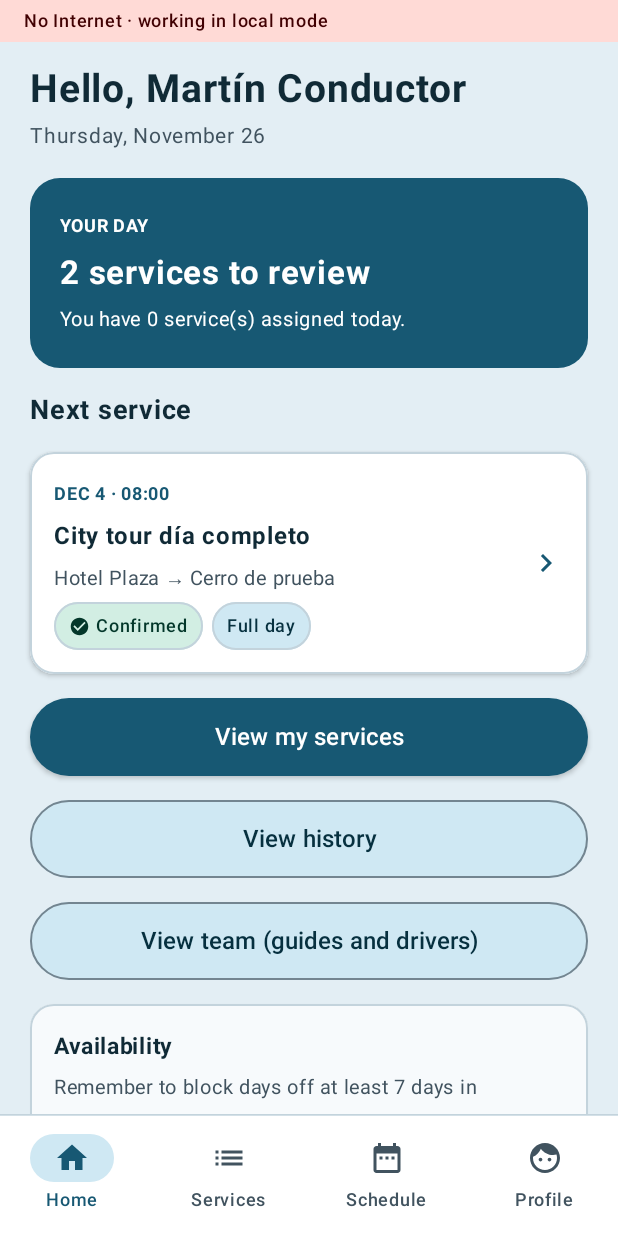
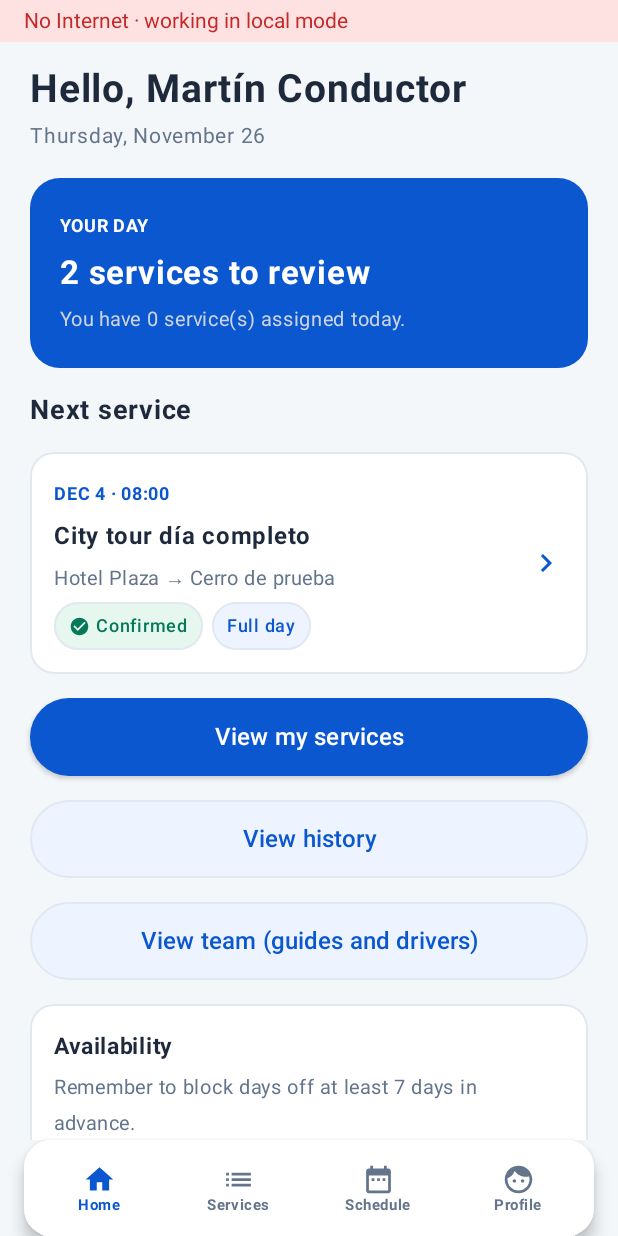
Before and after one commit to Lguille99/Proyecto-Lince, an Android app built with Jetpack Compose: the screen it shows after launch (MainActivity), after a tap on "Sign in", on a phone screen of 412 x 824 dp. Run offline under Robolectric (Android 15) with nearby library versions, the phone set to English and light mode, and no system bars; our stand-ins replace Room's generated code; 3 other taps on this screen came first.

Commit message:
feat(ui): migra Lote 1 (core y navegacion) al Design System

```diff
--- a/app/src/main/java/cl/apiavengers/lince/MainActivity.kt
+++ b/app/src/main/java/cl/apiavengers/lince/MainActivity.kt
@@ -20,9 +20,9 @@ import cl.apiavengers.lince.ui.idioma.LocalTextos
 import cl.apiavengers.lince.ui.idioma.PreferenciaIdioma
 import cl.apiavengers.lince.ui.idioma.TextosEspanol
 import cl.apiavengers.lince.ui.idioma.TextosIngles
+import cl.apiavengers.lince.ui.theme.LinceTheme
 import cl.apiavengers.lince.ui.theme.ModoTema
 import cl.apiavengers.lince.ui.theme.PreferenciaTema
-import cl.apiavengers.lince.ui.theme.TemaLince
 
 class MainActivity : ComponentActivity() {
     override fun onCreate(savedInstanceState: Bundle?) {
@@ -49,7 +49,7 @@ class MainActivity : ComponentActivity() {
                 ModoTema.OSCURO -> true
             }
             CompositionLocalProvider(LocalTextos provides textos) {
-                TemaLince(darkTheme = oscuro) {
+                LinceTheme(darkTheme = oscuro) {
                     Surface(
                         modifier = Modifier.fillMaxSize(),
                         color = MaterialTheme.colorScheme.background
--- a/app/src/main/java/cl/apiavengers/lince/ui/components/LinceCard.kt
+++ b/app/src/main/java/cl/apiavengers/lince/ui/components/LinceCard.kt
@@ -1,23 +1,27 @@
 package cl.apiavengers.lince.ui.components
 
+import androidx.compose.foundation.BorderStroke
 import androidx.compose.foundation.shape.RoundedCornerShape
 import androidx.compose.material3.Surface
 import androidx.compose.runtime.Composable
 import androidx.compose.ui.Modifier
 import androidx.compose.ui.graphics.Color
+import androidx.compose.ui.unit.dp
 import cl.apiavengers.lince.ui.theme.*
 
 @Composable
 fun LinceCard(
-  contenido: @Composable () -> Unit,
+  modifier: Modifier = Modifier,
   forma: RoundedCornerShape = FormaTarjeta,
   fondo: Color = Colores.card,
-  modifier: Modifier = Modifier
+  borde: BorderStroke? = BorderStroke(1.dp, Colores.bordeCard),
+  contenido: @Composable () -> Unit
 ) {
   Surface(
     modifier = modifier,
     color = fondo,
     shape = forma,
+    border = borde,
     content = contenido
   )
 }
--- a/app/src/main/java/cl/apiavengers/lince/ui/components/LinceFloatingBottomBar.kt
+++ b/app/src/main/java/cl/apiavengers/lince/ui/components/LinceFloatingBottomBar.kt
@@ -1,5 +1,6 @@
 package cl.apiavengers.lince.ui.components
 
+import androidx.compose.foundation.clickable
 import androidx.compose.foundation.layout.Arrangement
 import androidx.compose.foundation.layout.Column
 import androidx.compose.foundation.layout.Row
@@ -8,7 +9,6 @@ import androidx.compose.foundation.layout.height
 import androidx.compose.foundation.layout.padding
 import androidx.compose.foundation.layout.size
 import androidx.compose.material3.Icon
-import androidx.compose.material3.IconButton
 import androidx.compose.material3.Surface
 import androidx.compose.material3.Text
 import androidx.compose.runtime.Composable
@@ -32,22 +32,23 @@ fun LinceFloatingBottomBar(
       .padding(horizontal = 16.dp)
       .height(64.dp),
     color = Colores.card,
-    shape = FormaBarraFlotante
+    shape = FormaBarraFlotante,
+    shadowElevation = 6.dp
   ) {
     Row(
-      modifier = Modifier.fillMaxWidth(),
-      horizontalArrangement = Arrangement.spacedBy(4.dp)
+      modifier = Modifier.fillMaxWidth().padding(horizontal = 4.dp),
+      verticalAlignment = Alignment.CenterVertically
     ) {
       items.forEachIndexed { index, (icono, etiqueta) ->
         val activo = index == indiceSeleccionado
-        IconButton(onClick = { enSeleccionar(index) }) {
         Column(
-            modifier = Modifier.fillMaxWidth(),
-            horizontalAlignment = Alignment.CenterHorizontally
+          modifier = Modifier.weight(1f).clickable { enSeleccionar(index) }.padding(vertical = 6.dp),
+          horizontalAlignment = Alignment.CenterHorizontally,
+          verticalArrangement = Arrangement.Center
         ) {
           Icon(
             icono,
-              contentDescription = null,
+            contentDescription = etiqueta,
             tint = if (activo) Colores.primario else Colores.iconoInactivo,
             modifier = Modifier.size(22.dp)
           )
@@ -63,4 +64,3 @@ fun LinceFloatingBottomBar(
     }
   }
 }
-}
--- a/app/src/main/java/cl/apiavengers/lince/ui/components/LinceInputField.kt
+++ b/app/src/main/java/cl/apiavengers/lince/ui/components/LinceInputField.kt
@@ -2,18 +2,21 @@ package cl.apiavengers.lince.ui.components
 
 import androidx.compose.foundation.layout.fillMaxWidth
 import androidx.compose.foundation.layout.padding
+import androidx.compose.foundation.text.KeyboardActions
 import androidx.compose.foundation.text.KeyboardOptions
 import androidx.compose.material3.Icon
 import androidx.compose.material3.OutlinedTextField
 import androidx.compose.material3.OutlinedTextFieldDefaults
 import androidx.compose.material3.Text
 import androidx.compose.runtime.Composable
+import androidx.compose.runtime.LaunchedEffect
 import androidx.compose.runtime.getValue
 import androidx.compose.runtime.mutableStateOf
 import androidx.compose.runtime.remember
 import androidx.compose.runtime.setValue
 import androidx.compose.ui.Modifier
 import androidx.compose.ui.graphics.vector.ImageVector
+import androidx.compose.ui.text.input.VisualTransformation
 import androidx.compose.ui.unit.dp
 import cl.apiavengers.lince.ui.theme.*
 
@@ -27,28 +30,46 @@ fun LinceInputField(
   error: Boolean = false,
   mensajeError: String? = null,
   teclado: KeyboardOptions? = null,
+  accionesTeclado: KeyboardActions = KeyboardActions.Default,
+  transformacionVisual: VisualTransformation = VisualTransformation.None,
+  enabled: Boolean = true,
+  trailingComposable: (@Composable () -> Unit)? = null,
   modifier: Modifier = Modifier
 ) {
   var texto by remember { mutableStateOf(valor) }
+  LaunchedEffect(valor) {
+    if (valor != texto) texto = valor
+  }
   val bordeActivo = if (error) Colores.error else Colores.primario
   OutlinedTextField(
     value = texto,
     onValueChange = { texto = it; enCambioValor(it) },
+    enabled = enabled,
     label = { Text(etiqueta, style = EstiloCuerpoSecundario) },
     placeholder = { lugar?.let { Text(it, style = EstiloCuerpoSecundario) } },
     trailingIcon = {
-      iconoTrailing?.let { Icon(it, contentDescription = null, tint = Colores.primario) }
+      if (trailingComposable != null) {
+        trailingComposable()
+      } else {
+        iconoTrailing?.let { Icon(it, contentDescription = null, tint = Colores.primario) }
+      }
     },
     singleLine = true,
     textStyle = EstiloCuerpo,
+    visualTransformation = transformacionVisual,
+    keyboardActions = accionesTeclado,
     modifier = modifier.fillMaxWidth(),
     colors = OutlinedTextFieldDefaults.colors(
       focusedContainerColor = Colores.card,
       unfocusedContainerColor = Colores.card,
+      disabledContainerColor = Colores.superficieNeutra,
       focusedBorderColor = bordeActivo,
       unfocusedBorderColor = Colores.bordeInput,
+      disabledBorderColor = Colores.bordeCard,
+      errorBorderColor = Colores.error,
       focusedTextColor = Colores.textoPrincipal,
       unfocusedTextColor = Colores.textoPrincipal,
+      disabledTextColor = Colores.textoSecundario,
       focusedPlaceholderColor = Colores.textoSecundario,
       unfocusedPlaceholderColor = Colores.textoSecundario,
       focusedLeadingIconColor = Colores.primario,
--- a/app/src/main/java/cl/apiavengers/lince/ui/screens/EstadoConexion.kt
+++ b/app/src/main/java/cl/apiavengers/lince/ui/screens/EstadoConexion.kt
@@ -2,8 +2,6 @@ package cl.apiavengers.lince.ui.screens
 
 import androidx.compose.foundation.layout.fillMaxWidth
 import androidx.compose.foundation.layout.padding
-import androidx.compose.foundation.layout.statusBarsPadding
-import androidx.compose.material3.MaterialTheme
 import androidx.compose.material3.Surface
 import androidx.compose.material3.Text
 import androidx.compose.runtime.Composable
@@ -13,6 +11,8 @@ import androidx.compose.ui.unit.dp
 import androidx.lifecycle.compose.collectAsStateWithLifecycle
 import androidx.lifecycle.viewmodel.compose.viewModel
 import cl.apiavengers.lince.ui.idioma.textos
+import cl.apiavengers.lince.ui.theme.Colores
+import cl.apiavengers.lince.ui.theme.EstiloCuerpoSecundario
 import cl.apiavengers.lince.viewmodel.ConexionViewModel
 
 @Composable
@@ -22,15 +22,17 @@ fun EstadoConexion(
 ) {
     val conectado by vm.conectado.collectAsStateWithLifecycle()
     val t = textos()
-    Surface(color = if (conectado) MaterialTheme.colorScheme.secondaryContainer else MaterialTheme.colorScheme.errorContainer) {
+    val fondo = if (conectado) Colores.exitoFondo else Colores.errorFondo
+    val tinta = if (conectado) Colores.exitoTexto else Colores.error
+    Surface(color = fondo) {
         Text(
             when {
                 !conectado -> t.connectionOffline
                 modoRemoto -> t.connectionRemote
                 else -> t.connectionLocal
             },
-            modifier = Modifier.fillMaxWidth().statusBarsPadding().padding(horizontal = 16.dp, vertical = 6.dp),
-            style = MaterialTheme.typography.labelMedium
+            modifier = Modifier.fillMaxWidth().padding(horizontal = 16.dp, vertical = 6.dp),
+            style = EstiloCuerpoSecundario.copy(color = tinta)
         )
     }
 }
--- a/app/src/main/java/cl/apiavengers/lince/ui/screens/InicioUserScreen.kt
+++ b/app/src/main/java/cl/apiavengers/lince/ui/screens/InicioUserScreen.kt
@@ -7,7 +7,10 @@ import androidx.compose.foundation.shape.RoundedCornerShape
 import androidx.compose.foundation.verticalScroll
 import androidx.compose.material.icons.Icons
 import androidx.compose.material.icons.automirrored.filled.KeyboardArrowRight
+import androidx.compose.material.icons.automirrored.filled.List
 import androidx.compose.material.icons.filled.DateRange
+import androidx.compose.material.icons.filled.Face
+import androidx.compose.material.icons.filled.Home
 import androidx.compose.material3.*
 import androidx.compose.runtime.*
 import androidx.lifecycle.compose.collectAsStateWithLifecycle
@@ -21,6 +24,7 @@ import cl.apiavengers.lince.ui.components.*
 import cl.apiavengers.lince.ui.fechaCorta
 import cl.apiavengers.lince.ui.fechaLargaHoy
 import cl.apiavengers.lince.ui.idioma.textos
+import cl.apiavengers.lince.ui.theme.Colores
 import cl.apiavengers.lince.viewmodel.LinceViewModel
 
 @Composable
@@ -40,16 +44,26 @@ fun InicioUserScreen(
     val proximo = estado.servicios.sortedWith(compareBy({ it.fecha }, { it.hora })).firstOrNull()
     val deHoy = vm.serviciosDeHoy().filter { !vm.esCoordinador() }
 
+    val itemsBarra = listOf(
+        Icons.Default.Home to t.navHome,
+        Icons.AutoMirrored.Filled.List to t.navServices,
+        Icons.Default.DateRange to t.navAgenda,
+        Icons.Default.Face to t.navProfile
+    )
+
     Scaffold(
         bottomBar = {
-            BarraInferior(
-                esCoordinador = false,
-                seleccion = "Inicio",
-                onInicio = {},
-                onServicios = onNavigateToServicios,
-                onAgenda = onNavigateToAgenda,
-                onEquipo = onNavigateToEquipo,
-                onPerfil = onNavigateToPerfil
+            LinceFloatingBottomBar(
+                items = itemsBarra,
+                indiceSeleccionado = 0,
+                enSeleccionar = { indice ->
+                    when (indice) {
+                        1 -> onNavigateToServicios()
+                        2 -> onNavigateToAgenda()
+                        3 -> onNavigateToPerfil()
+                    }
+                },
+                modifier = Modifier.navigationBarsPadding()
             )
         }
     ) { innerPadding ->
@@ -72,9 +86,10 @@ fun InicioUserScreen(
                 )
             }
 
-            Card(
-                shape = RoundedCornerShape(20.dp),
-                colors = CardDefaults.cardColors(containerColor = MaterialTheme.colorScheme.primary),
+            LinceCard(
+                fondo = Colores.primario,
+                forma = RoundedCornerShape(20.dp),
+                borde = null,
                 modifier = Modifier.fillMaxWidth()
             ) {
                 Column(Modifier.padding(20.dp), verticalArrangement = Arrangement.spacedBy(6.dp)) {
@@ -82,18 +97,18 @@ fun InicioUserScreen(
                         t.homeDay,
                         fontSize = 12.sp,
                         fontWeight = FontWeight.Bold,
-                        color = MaterialTheme.colorScheme.onPrimary
+                        color = Colores.textoBlanco
                     )
                     Text(
                         t.homePending(pendientes),
                         fontSize = 22.sp,
                         fontWeight = FontWeight.Bold,
-                        color = MaterialTheme.colorScheme.onPrimary
+                        color = Colores.textoBlanco
                     )
                     Text(
                         t.homeTodayAssigned(deHoy.size),
                         fontSize = 13.sp,
-                        color = MaterialTheme.colorScheme.onPrimary
+                        color = Colores.subtitulo
                     )
                 }
             }
@@ -109,13 +124,7 @@ fun InicioUserScreen(
             if (proximo != null) {
                 TarjetaResumenServicio(proximo, onClick = { onServicioClick(proximo.id) })
             } else {
-                OutlinedCard(
-                    shape = RoundedCornerShape(16.dp),
-                    colors = CardDefaults.outlinedCardColors(
-                        containerColor = MaterialTheme.colorScheme.surfaceContainerLow
-                    ),
-                    modifier = Modifier.fillMaxWidth()
-                ) {
+                LinceCard(modifier = Modifier.fillMaxWidth()) {
                     EstadoVacio(
                         titulo = t.homeNoActive,
                         mensaje = t.homeNoActiveMessage,
@@ -130,14 +139,7 @@ fun InicioUserScreen(
             BotonSecundario(texto = t.homeViewHistory, onClick = onNavigateToHistorial)
             BotonSecundario(texto = t.homeViewTeam, onClick = onNavigateToEquipo)
 
-            OutlinedCard(
-                shape = RoundedCornerShape(16.dp),
-                colors = CardDefaults.outlinedCardColors(
-                    containerColor = MaterialTheme.colorScheme.surfaceContainerLow
-                ),
-                elevation = CardDefaults.cardElevation(defaultElevation = 1.dp),
-                modifier = Modifier.fillMaxWidth()
-            ) {
+            LinceCard(modifier = Modifier.fillMaxWidth()) {
                 Column(Modifier.padding(16.dp), verticalArrangement = Arrangement.spacedBy(4.dp)) {
                     Text(t.homeAvailability, fontSize = 15.sp, fontWeight = FontWeight.Bold)
                     Text(
@@ -154,11 +156,7 @@ fun InicioUserScreen(
 
 @Composable
 private fun TarjetaResumenServicio(servicio: cl.apiavengers.lince.modelo.Servicio, onClick: () -> Unit) {
-    OutlinedCard(
-        shape = RoundedCornerShape(16.dp),
-        elevation = CardDefaults.cardElevation(defaultElevation = 2.dp),
-        modifier = Modifier.fillMaxWidth().clickable(onClick = onClick)
-    ) {
+    LinceCard(modifier = Modifier.fillMaxWidth().clickable(onClick = onClick)) {
         Row(
             modifier = Modifier.fillMaxWidth().padding(16.dp),
             horizontalArrangement = Arrangement.SpaceBetween,
--- a/app/src/main/java/cl/apiavengers/lince/ui/screens/LoginScreen.kt
+++ b/app/src/main/java/cl/apiavengers/lince/ui/screens/LoginScreen.kt
@@ -20,15 +20,17 @@ import androidx.compose.ui.text.font.FontWeight
 import androidx.compose.ui.text.input.ImeAction
 import androidx.compose.ui.text.input.KeyboardType
 import androidx.compose.ui.text.input.PasswordVisualTransformation
+import androidx.compose.ui.text.input.VisualTransformation
 import androidx.compose.ui.unit.dp
 import androidx.compose.ui.unit.sp
 import androidx.lifecycle.compose.collectAsStateWithLifecycle
 import cl.apiavengers.lince.R
 import cl.apiavengers.lince.datos.DatosPrueba
-import cl.apiavengers.lince.ui.components.BotonPrincipal
+import cl.apiavengers.lince.ui.components.*
 import cl.apiavengers.lince.ui.idioma.IdiomaApp
 import cl.apiavengers.lince.ui.idioma.PreferenciaIdioma
 import cl.apiavengers.lince.ui.idioma.textos
+import cl.apiavengers.lince.ui.theme.Colores
 
 @Composable
 fun LoginScreen(
@@ -107,74 +109,66 @@ fun LoginScreen(
             }
 
             if (error != null) {
-                Surface(
-                    shape = MaterialTheme.shapes.medium,
-                    color = MaterialTheme.colorScheme.errorContainer
+                LinceCard(
+                    fondo = Colores.errorFondo,
+                    borde = null,
+                    modifier = Modifier.fillMaxWidth()
                 ) {
                     Row(
                         modifier = Modifier.fillMaxWidth().padding(14.dp),
                         horizontalArrangement = Arrangement.spacedBy(10.dp),
-                        verticalAlignment = androidx.compose.ui.Alignment.CenterVertically
+                        verticalAlignment = Alignment.CenterVertically
                     ) {
                         Icon(
                             Icons.Default.Warning,
                             contentDescription = null,
-                            tint = MaterialTheme.colorScheme.onErrorContainer,
+                            tint = Colores.error,
                             modifier = Modifier.size(20.dp)
                         )
                         Text(
                             error,
-                            color = MaterialTheme.colorScheme.onErrorContainer,
+                            color = Colores.error,
                             fontSize = 13.sp
                         )
                     }
                 }
             }
 
-            OutlinedCard(
-                shape = MaterialTheme.shapes.large,
-                elevation = CardDefaults.cardElevation(defaultElevation = 1.dp),
-                modifier = Modifier.fillMaxWidth()
-            ) {
+            LinceCard(modifier = Modifier.fillMaxWidth()) {
                 Column(
                     modifier = Modifier.padding(16.dp),
                     verticalArrangement = Arrangement.spacedBy(12.dp)
                 ) {
-                    OutlinedTextField(
-                        value = cuenta,
-                        onValueChange = { cuenta = it },
-                        label = { Text(t.loginUser) },
-                        singleLine = true,
-                        shape = MaterialTheme.shapes.medium,
-                        keyboardOptions = KeyboardOptions(imeAction = ImeAction.Next),
-                        modifier = Modifier.fillMaxWidth()
+                    LinceInputField(
+                        etiqueta = t.loginUser,
+                        valor = cuenta,
+                        enCambioValor = { cuenta = it },
+                        teclado = KeyboardOptions(imeAction = ImeAction.Next)
                     )
-                    OutlinedTextField(
-                        value = clave,
-                        onValueChange = { clave = it },
-                        label = { Text(t.loginPassword) },
-                        singleLine = true,
-                        shape = MaterialTheme.shapes.medium,
-                        modifier = Modifier.fillMaxWidth(),
-                        visualTransformation = if (verClave) androidx.compose.ui.text.input.VisualTransformation.None else PasswordVisualTransformation(),
-                        keyboardOptions = KeyboardOptions(
+                    LinceInputField(
+                        etiqueta = t.loginPassword,
+                        valor = clave,
+                        enCambioValor = { clave = it },
+                        teclado = KeyboardOptions(
                             keyboardType = KeyboardType.Password,
                             imeAction = ImeAction.Done
                         ),
-                        keyboardActions = KeyboardActions(
+                        accionesTeclado = KeyboardActions(
                             onDone = {
                                 if (cuenta.isNotBlank() && clave.isNotBlank() && !cargando) {
                                     onLogin(cuenta, clave)
                                 }
                             }
                         ),
-                        trailingIcon = {
+                        transformacionVisual = if (verClave) VisualTransformation.None else PasswordVisualTransformation(),
+                        trailingComposable = {
                             IconButton(onClick = { verClave = !verClave }) {
                                 Icon(
                                     painter = painterResource(
                                         if (verClave) R.drawable.ic_visibility_off else R.drawable.ic_visibility
                                     ),
-                                    contentDescription = if (verClave) t.loginHidePassword else t.loginShowPassword
+                                    contentDescription = if (verClave) t.loginHidePassword else t.loginShowPassword,
+                                    tint = Colores.primario
                                 )
                             }
                         }
@@ -188,13 +182,7 @@ fun LoginScreen(
                 }
             }
 
-            OutlinedCard(
-                shape = MaterialTheme.shapes.large,
-                colors = CardDefaults.outlinedCardColors(
-                    containerColor = MaterialTheme.colorScheme.surfaceContainerLow
-                ),
-                modifier = Modifier.fillMaxWidth()
-            ) {
+            LinceCard(modifier = Modifier.fillMaxWidth()) {
                 Column(
                     modifier = Modifier.padding(16.dp),
                     verticalArrangement = Arrangement.spacedBy(8.dp)
@@ -214,7 +202,7 @@ fun LoginScreen(
                                     clave = "Lince123"
                                 }
                                 .padding(vertical = 6.dp),
-                            verticalAlignment = androidx.compose.ui.Alignment.CenterVertically
+                            verticalAlignment = Alignment.CenterVertically
                         ) {
                             Icon(
                                 Icons.Default.Email,
--- a/app/src/main/java/cl/apiavengers/lince/ui/theme/TemaLince.kt
+++ b/app/src/main/java/cl/apiavengers/lince/ui/theme/TemaLince.kt
@@ -53,7 +53,7 @@ private val ColoresLince = lightColorScheme(
     scrim = Color(0xFF000000)
 )
 
-private val ColoresLinceOscuro = darkColorScheme(
+internal val ColoresLinceOscuro = darkColorScheme(
     primary = Color(0xFF8FCEE8),
     onPrimary = Color(0xFF003544),
     primaryContainer = Color(0xFF0C4A60),
--- a/app/src/main/java/cl/apiavengers/lince/ui/theme/Theme.kt
+++ b/app/src/main/java/cl/apiavengers/lince/ui/theme/Theme.kt
@@ -1,32 +1,71 @@
 package cl.apiavengers.lince.ui.theme
 
+import android.app.Activity
 import androidx.compose.foundation.shape.RoundedCornerShape
 import androidx.compose.material3.MaterialTheme
 import androidx.compose.material3.Shapes
 import androidx.compose.material3.lightColorScheme
 import androidx.compose.runtime.Composable
+import androidx.compose.runtime.SideEffect
+import androidx.compose.ui.graphics.Color
+import androidx.compose.ui.graphics.toArgb
+import androidx.compose.ui.platform.LocalView
 import androidx.compose.ui.unit.dp
+import androidx.core.view.WindowCompat
 
-@Composable
-fun LinceTheme(content: @Composable () -> Unit) {
-  MaterialTheme(
-    colorScheme = lightColorScheme(
+private val EsquemaLinceClaro = lightColorScheme(
   primary = Colores.primario,
   onPrimary = Colores.textoBlanco,
   primaryContainer = Colores.superficieTinted,
-      secondary = Colores.primario,
-      onSecondary = Colores.textoPrincipal,
-      secondaryContainer = Colores.superficieNeutra,
+  onPrimaryContainer = Colores.primario,
+  secondary = Colores.exito,
+  onSecondary = Colores.textoBlanco,
+  secondaryContainer = Colores.exitoFondo,
+  onSecondaryContainer = Colores.exitoTexto,
+  tertiary = Color(0xFF8A5B00),
+  onTertiary = Colores.textoBlanco,
+  tertiaryContainer = Color(0xFFFFF3D6),
+  onTertiaryContainer = Color(0xFF7A5900),
   background = Colores.fondoPantalla,
   onBackground = Colores.textoPrincipal,
   surface = Colores.card,
   onSurface = Colores.textoPrincipal,
   surfaceVariant = Colores.superficieNeutra,
   onSurfaceVariant = Colores.textoSecundario,
+  surfaceTint = Colores.primario,
   error = Colores.error,
   onError = Colores.textoBlanco,
-      outline = Colores.bordeCard
-    ),
+  errorContainer = Colores.errorFondo,
+  onErrorContainer = Colores.error,
+  outline = Colores.bordeCard,
+  outlineVariant = Colores.bordeCard,
+  surfaceContainerLowest = Colores.card,
+  surfaceContainerLow = Color(0xFFF7FAFC),
+  surfaceContainer = Colores.superficieNeutra,
+  surfaceContainerHigh = Colores.superficieNeutra,
+  surfaceContainerHighest = Colores.superficieNeutra,
+  inverseSurface = Colores.topBar,
+  inverseOnSurface = Colores.textoBlanco,
+  inversePrimary = Colores.superficieTinted,
+  scrim = Color(0xFF000000)
+)
+
+@Composable
+fun LinceTheme(
+  darkTheme: Boolean = false,
+  content: @Composable () -> Unit
+) {
+  val view = LocalView.current
+  if (!view.isInEditMode) {
+    SideEffect {
+      val window = (view.context as? Activity)?.window ?: return@SideEffect
+      @Suppress("DEPRECATION")
+      window.statusBarColor = Colores.topBar.toArgb()
+      WindowCompat.getInsetsController(window, view).isAppearanceLightStatusBars = false
+    }
+  }
+  MaterialTheme(
+    colorScheme = if (darkTheme) ColoresLinceOscuro else EsquemaLinceClaro,
     shapes = Shapes(
       small = RoundedCornerShape(8.dp),
       medium = RoundedCornerShape(12.dp),
```
Also changed, not shown: app/src/main/java/cl/apiavengers/lince/ui/components/LinceTopBar.kt (+12 -6 lines), app/src/main/java/cl/apiavengers/lince/ui/screens/PerfilScreen.kt (+74 -76 lines). Lines whose indentation alone changed are shown as unchanged.
